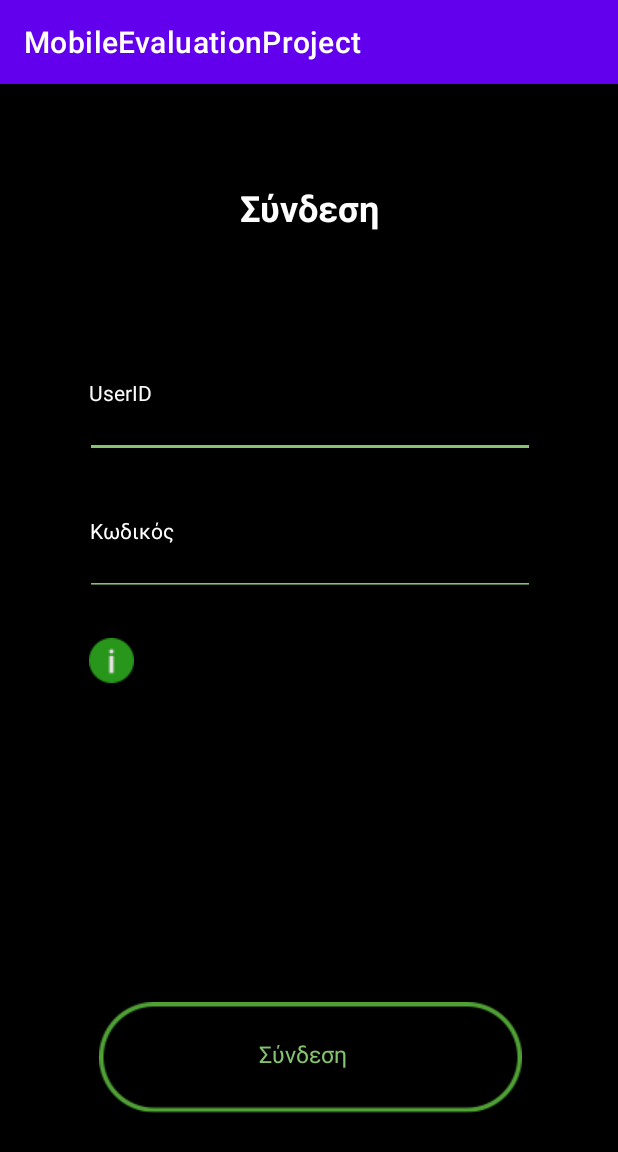
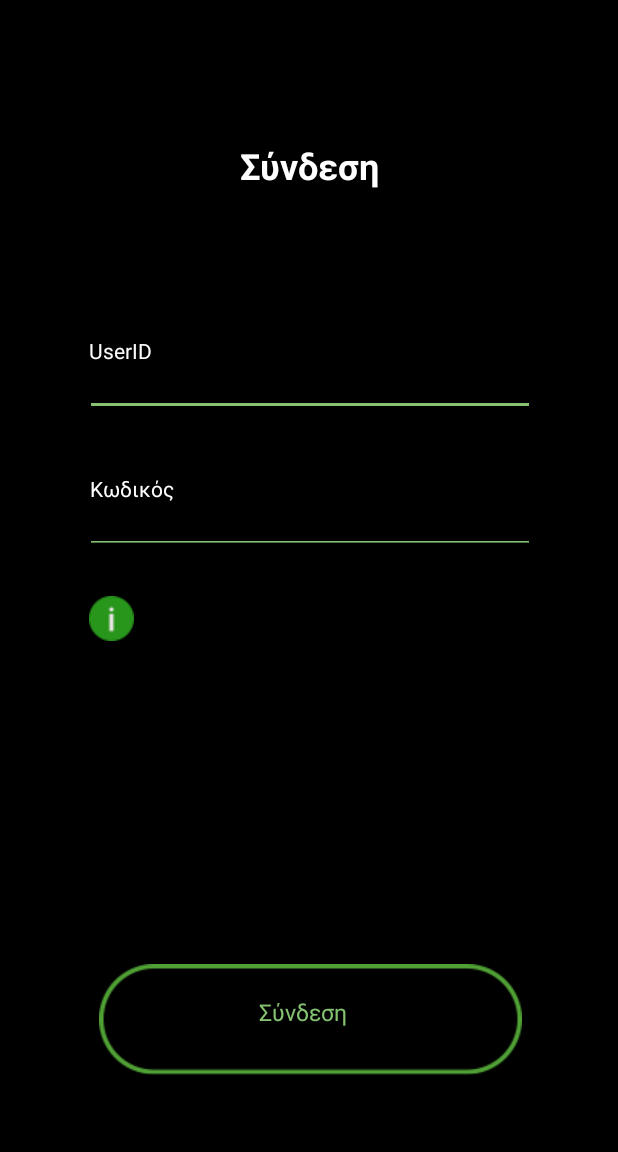
Before and after one commit to AlexandrosAlexandrov/MobileEvaluationApp, an Android app: the screen it shows after launch (MainActivity), on a phone screen of 412 x 824 dp. Shown: the top 1152 px of the screen. Run offline under Robolectric (Android 15) with nearby library versions, the phone set to English and light mode, and no system bars.

```diff
--- a/app/src/main/java/com/example/mobileevaluationproject/MainActivity.kt
+++ b/app/src/main/java/com/example/mobileevaluationproject/MainActivity.kt
@@ -8,6 +8,7 @@ import android.os.Handler
 import android.text.Editable
 import android.text.TextWatcher
 import android.util.Log
+import android.view.Window
 import android.widget.EditText
 import android.widget.ImageButton
 import android.widget.Toast
@@ -35,6 +36,8 @@ class MainActivity : AppCompatActivity() {
     override fun onCreate(savedInstanceState: Bundle?) {
         super.onCreate(savedInstanceState)
         setContentView(R.layout.activity_main)
+
+        title = ""
 
         sessionManager = SessionManager(this)
 
--- a/app/src/main/res/values/themes.xml
+++ b/app/src/main/res/values/themes.xml
@@ -1,9 +1,9 @@
 <resources xmlns:tools="http://schemas.android.com/tools">
     <!-- Base application theme. -->
-    <style name="Theme.MobileEvaluationProject" parent="Theme.MaterialComponents.DayNight.DarkActionBar">
+    <style name="Theme.MobileEvaluationProject" parent="Theme.MaterialComponents.DayNight.NoActionBar">
         <!-- Primary brand color. -->
-        <item name="colorPrimary">@color/purple_500</item>
-        <item name="colorPrimaryVariant">@color/purple_700</item>
+        <item name="colorPrimary">@color/black</item>
+        <item name="colorPrimaryVariant">@color/black</item>
         <item name="colorOnPrimary">@color/white</item>
         <!-- Secondary brand color. -->
         <item name="colorSecondary">@color/teal_200</item>
```
